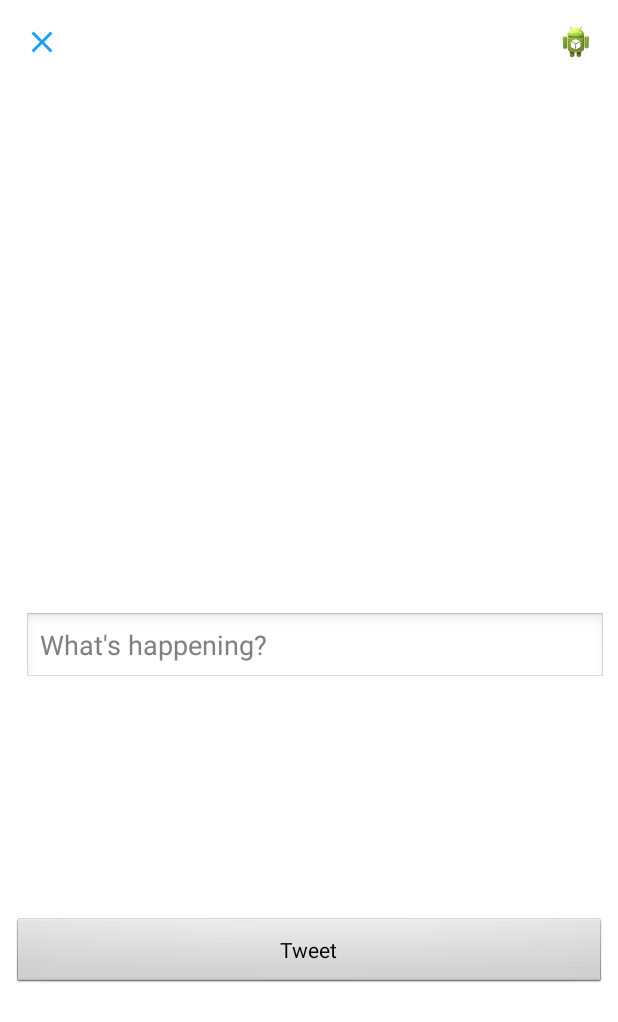
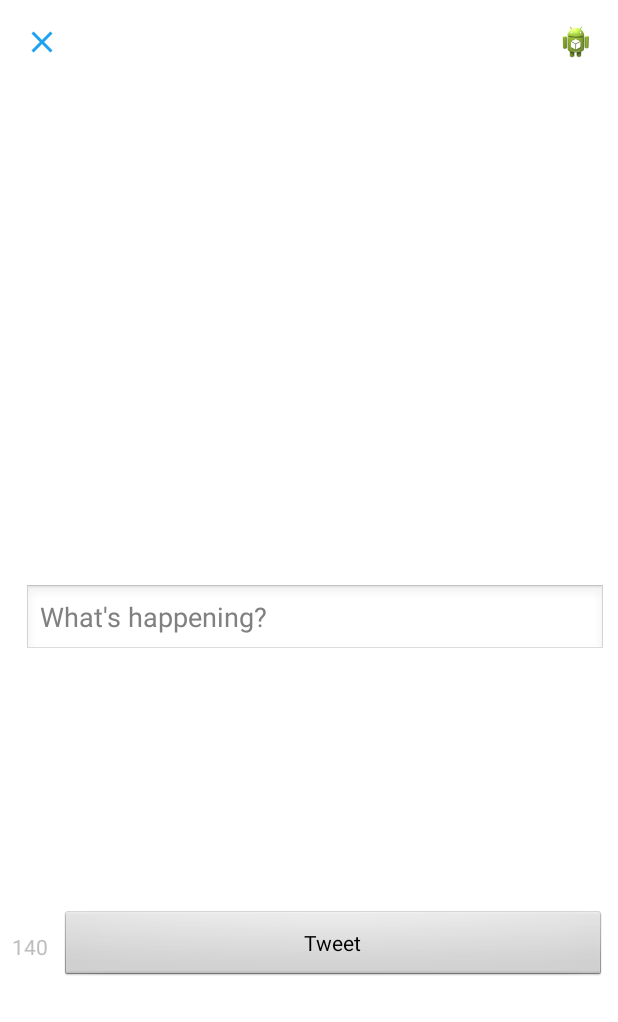
Before and after one commit to colabug/Songbirder, an Android app: the TimelineActivity screen opened directly, with no data from a screen before it, after a tap on an icon or button, on a phone screen of 412 x 824 dp. Shown: the top 1022 px of the screen. Run offline under Robolectric (Android 15) with nearby library versions, the phone set to English and light mode, and no system bars; our stand-ins replace ButterKnife; libraries missing offline, so code that uses them is left out: com.loopj.android, com.raizlabs.android, cz.msebera.android; pictures from the network do not load; 2 statements that could not run were skipped.

Commit message:
Finishes: While composing a tweet, user can see a character counter with characters remaining for tweet out of 140
* Changed name of variable/reference for clarity
* Added colors to support
* Added counter to view, adjusted other views
* Watching for changes to text, updating view
* Determining color to show programatically

```diff
--- a/app/src/main/java/com/codepath/apps/songbirder/ComposeTweetDialog.java
+++ b/app/src/main/java/com/codepath/apps/songbirder/ComposeTweetDialog.java
@@ -3,6 +3,8 @@ package com.codepath.apps.songbirder;
 import android.os.Bundle;
 import android.support.annotation.Nullable;
 import android.support.v4.app.DialogFragment;
+import android.text.Editable;
+import android.text.TextWatcher;
 import android.view.KeyEvent;
 import android.view.LayoutInflater;
 import android.view.View;
@@ -14,17 +16,28 @@ import android.widget.EditText;
 import android.widget.ImageView;
 import android.widget.TextView;
 
+import butterknife.BindColor;
 import butterknife.BindView;
 import butterknife.ButterKnife;
 import butterknife.OnClick;
 
+// TODO: Make view adjust when keyboard is up
+// TODO: Style better
 public class ComposeTweetDialog extends DialogFragment implements TextView.OnEditorActionListener
 {
-    public static final String PROFILE_URL_ARG = "profileURL";
+    private static final String PROFILE_URL_ARG = "profileURL";
+
+    private static final int MAX_TWEET_LENGTH = 140;
+    private static final int WARNING_CHARACTER_COUNT = 10;
 
     @BindView(R.id.etEnterTweet) EditText etEnterTweet;
-    @BindView(R.id.ivCancelTweet) ImageView ivCancelTweet;
+    @BindView(R.id.ivClose) ImageView btnClose;
+    @BindView(R.id.tvCounter) TextView tvCounter;
     @BindView(R.id.btnTweet) Button btnTweet;
+
+    @BindColor( R.color.red ) int red;
+    @BindColor( R.color.dark_orange) int darkOrange;
+    @BindColor( android.R.color.black ) int black;
 
     private ComposeTweetDialogListener listener;
 
@@ -70,9 +83,64 @@ public class ComposeTweetDialog extends DialogFragment implements TextView.OnEdi
 
     private void configureKeyboard()
     {
+        showKeyboard();
+        etEnterTweet.addTextChangedListener( getTextChangedListener() );
+        etEnterTweet.setOnEditorActionListener( this );
+    }
+
+    private void showKeyboard()
+    {
         etEnterTweet.requestFocus();
         getDialog().getWindow().setSoftInputMode( WindowManager.LayoutParams.SOFT_INPUT_STATE_VISIBLE );
-        etEnterTweet.setOnEditorActionListener( this );
+    }
+
+    private TextWatcher getTextChangedListener()
+    {
+        return new TextWatcher()
+        {
+            @Override
+            public void beforeTextChanged( CharSequence s, int start, int count, int after )
+            {
+
+            }
+
+            @Override
+            public void onTextChanged( CharSequence s, int start, int before, int count )
+            {
+                updateCounter();
+            }
+
+            @Override
+            public void afterTextChanged( Editable s )
+            {
+
+            }
+        };
+    }
+
+    private void updateCounter()
+    {
+        int currentLength = etEnterTweet.getText().length();
+        int valueToDisplay = MAX_TWEET_LENGTH - currentLength;
+
+        tvCounter.setTextColor( getTextColor( valueToDisplay ) );
+        tvCounter.setText( String.valueOf( valueToDisplay ) );
+    }
+
+    private int getTextColor( int valueToDisplay )
+    {
+        if( valueToDisplay < 0 )
+        {
+            return red;
+        }
+        else if( valueToDisplay <= WARNING_CHARACTER_COUNT )
+        {
+            return darkOrange;
+        }
+        else
+        {
+            return black;
+        }
     }
 
     @Override
@@ -96,7 +164,7 @@ public class ComposeTweetDialog extends DialogFragment implements TextView.OnEdi
         dismiss();
     }
 
-    @OnClick(R.id.ivCancelTweet)
+    @OnClick(R.id.ivClose)
     void cancel()
     {
         dismiss();
--- a/app/src/main/res/layout/dialog_compose_tweet.xml
+++ b/app/src/main/res/layout/dialog_compose_tweet.xml
@@ -2,23 +2,25 @@
 <android.support.constraint.ConstraintLayout
     xmlns:android="http://schemas.android.com/apk/res/android"
     xmlns:app="http://schemas.android.com/apk/res-auto"
+    xmlns:tools="http://schemas.android.com/tools"
     android:layout_width="match_parent"
     android:layout_height="match_parent"
     android:background="@color/white">
 
     <ImageView
-        android:id="@+id/ivCancelTweet"
+        android:id="@+id/ivClose"
         android:layout_width="wrap_content"
         android:layout_height="wrap_content"
         app:srcCompat="@drawable/ic_close"
         android:layout_marginTop="16dp"
         app:layout_constraintTop_toTopOf="parent"
         android:layout_marginLeft="16dp"
-        app:layout_constraintLeft_toLeftOf="parent"/>
+        app:layout_constraintLeft_toLeftOf="parent"
+        android:layout_marginStart="16dp"/>
 
     <EditText
         android:id="@+id/etEnterTweet"
-        android:layout_width="match_parent"
+        android:layout_width="0dp"
         android:layout_height="wrap_content"
         android:hint="@string/compose_prompt"
         android:layout_marginLeft="16dp"
@@ -29,22 +31,26 @@
         android:layout_marginTop="8dp"
         app:layout_constraintBottom_toBottomOf="parent"
         android:layout_marginBottom="8dp"
-        app:layout_constraintTop_toBottomOf="@+id/ivCancelTweet"/>
+        android:layout_marginStart="16dp"
+        android:layout_marginEnd="8dp"
+        app:layout_constraintVertical_bias="0.502"
+        app:layout_constraintTop_toTopOf="parent"/>
 
     <Button
         android:id="@+id/btnTweet"
-        android:layout_width="match_parent"
+        android:layout_width="0dp"
         android:layout_height="wrap_content"
         android:text="@string/compose_tweet_button"
         android:layout_marginRight="8dp"
         app:layout_constraintRight_toRightOf="parent"
         android:layout_marginLeft="8dp"
-        app:layout_constraintLeft_toLeftOf="parent"
-        android:layout_marginTop="-1dp"
         app:layout_constraintTop_toBottomOf="@+id/etEnterTweet"
         app:layout_constraintHorizontal_bias="0.0"
         app:layout_constraintBottom_toBottomOf="parent"
-        android:layout_marginBottom="8dp"/>
+        android:layout_marginStart="8dp"
+        android:layout_marginEnd="8dp"
+        app:layout_constraintLeft_toRightOf="@+id/tvCounter"
+        />
 
     <ImageView
         android:id="@+id/ivProfileImage"
@@ -54,5 +60,17 @@
         android:layout_marginRight="16dp"
         app:layout_constraintRight_toRightOf="parent"
         app:layout_constraintTop_toTopOf="parent"
-        android:layout_marginTop="16dp"/>
+        android:layout_marginTop="16dp"
+        android:layout_marginEnd="16dp"/>
+
+    <TextView
+        android:id="@+id/tvCounter"
+        android:layout_width="wrap_content"
+        android:layout_height="wrap_content"
+        android:text="140"
+        android:layout_marginLeft="8dp"
+        app:layout_constraintBottom_toBottomOf="parent"
+        app:layout_constraintLeft_toLeftOf="parent"
+        android:layout_marginStart="8dp"
+        app:layout_constraintTop_toBottomOf="@+id/etEnterTweet"/>
 </android.support.constraint.ConstraintLayout>
--- a/app/src/main/res/values/colors.xml
+++ b/app/src/main/res/values/colors.xml
@@ -4,6 +4,9 @@
     <color name="colorPrimaryDark">#ff1370a9</color>
     <color name="colorAccent">#ff1da1f2</color>
 
+    <color name="dark_orange">#c48506</color>
+    <color name="red">#ff0000</color>
+
     <color name="dark_grey">#536474</color>
     <color name="light_grey">#dae1dd</color>
     <color name="white">#ffffff</color>
```
Also changed, not shown: 1 other file.
